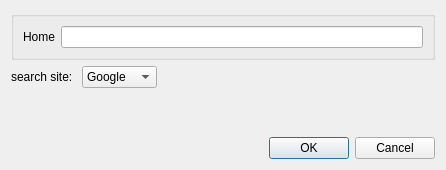
Old version of the form prefdialog.ui in the repository davidremacle/Navigator.
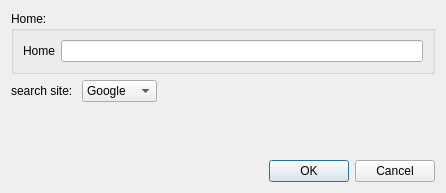
New version of the form.

```diff
--- a/prefdialog.ui
+++ b/prefdialog.ui
@@ -7,7 +7,7 @@
     <x>0</x>
     <y>0</y>
     <width>446</width>
-    <height>170</height>
+    <height>193</height>
    </rect>
   </property>
   <property name="windowTitle">
@@ -17,7 +17,7 @@
    <item row="0" column="0">
     <widget class="QGroupBox" name="groupBox">
      <property name="title">
-      <string/>
+      <string>Home:</string>
      </property>
      <layout class="QVBoxLayout" name="verticalLayout_2">
       <item>
```
